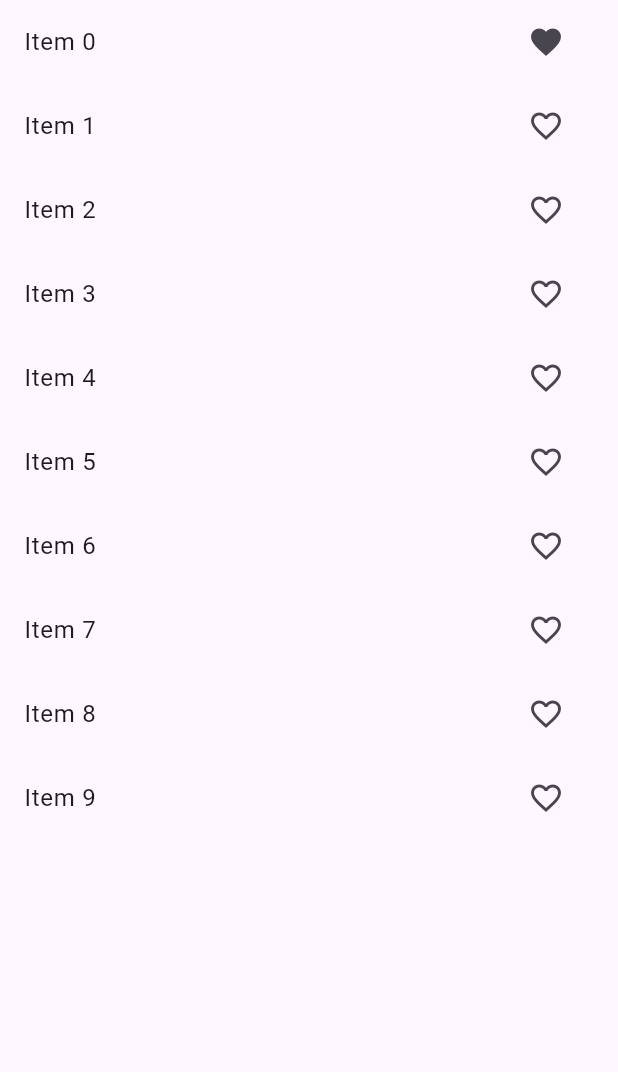
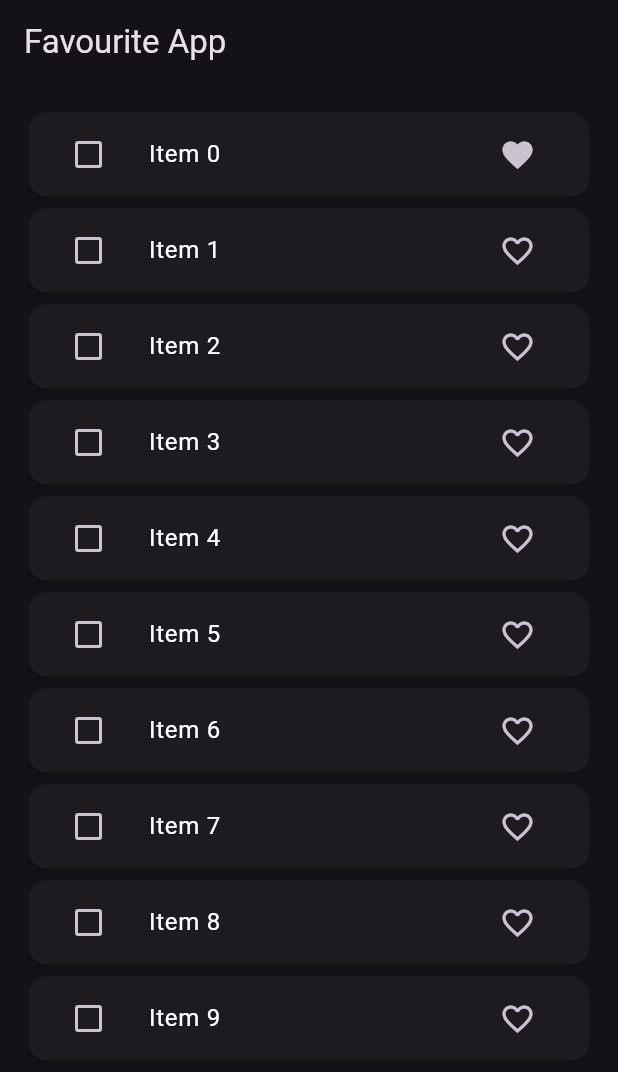
Before and after one commit to axiftaj/FLutter-Bloc-Tutorials, a Flutter app: the screen it shows after launch, after a tap on the "favorite outline" icon, on a phone screen of 412 x 824 dp. Shown: the top 1072 px of the screen. Run offline on Flutter 3.47's test engine with Material 3 defaults, Android fonts, the phone set to English and light mode, and no system bars; our stand-ins replace bloc, equatable, flutter_bloc, formz, image_picker; network calls fail.

Commit message:
delete feature added in todo app

```diff
--- a/lib/bloc/favourite/favourite_bloc.dart
+++ b/lib/bloc/favourite/favourite_bloc.dart
@@ -8,14 +8,27 @@ import '../../repository/favourite_reposiotry.dart';
 class FavouriteBloc extends Bloc<FavouriteEvent, FavouriteState> {
 
   List<FavouriteItemModel> favouriteList = [];
+  List<FavouriteItemModel> tempFavouriteList = [];
+
   FavouriteRepository favouriteRepository ;
 
   FavouriteBloc(this.favouriteRepository) : super(const FavouriteState()) {
     on<FetchFavouriteList>(fetchFavouriteList);
     on<FavouriteItem>(_fetchFavouriteList);
     on<DeleteItem>(deleteItem);
+    on<SelectItem>(selectedItem);
+    on<UnSelectItem>(unSelectItem);
+  }
 
+  void selectedItem(SelectItem events , Emitter<FavouriteState> emit)async{
+    tempFavouriteList.add(events.item);
+    emit(state.copyWith(tempFavouriteList: List.from(tempFavouriteList)));
   }
+  void unSelectItem(UnSelectItem events , Emitter<FavouriteState> emit)async{
+    tempFavouriteList.remove(events.item);
+    emit(state.copyWith(tempFavouriteList: List.from(tempFavouriteList)));
+  }
+
 
   void fetchFavouriteList(FetchFavouriteList events , Emitter<FavouriteState> emit)async{
     favouriteList = await favouriteRepository.fetchItems();
@@ -27,7 +40,6 @@ class FavouriteBloc extends Bloc<FavouriteEvent, FavouriteState> {
   }
 
   void _fetchFavouriteList(FavouriteItem events , Emitter<FavouriteState> emit)async{
-
     final personIndex = favouriteList.indexWhere((person) => person.id == events.item.id);
     favouriteList[personIndex] = events.item;
     emit(state.copyWith(favouriteList: List.from(favouriteList)));
--- a/lib/bloc/favourite/favourite_event.dart
+++ b/lib/bloc/favourite/favourite_event.dart
@@ -19,6 +19,17 @@ class FavouriteItem extends FavouriteEvent {
   FavouriteItem({required this.item}) ;
 }
 
+
+class SelectItem extends FavouriteEvent {
+  FavouriteItemModel item ;
+  SelectItem({required this.item}) ;
+}
+
+class UnSelectItem extends FavouriteEvent {
+  FavouriteItemModel item ;
+  UnSelectItem({required this.item}) ;
+}
+
 class DeleteItem extends FavouriteEvent {
   Object object ;
   DeleteItem({required this.object}) ;
--- a/lib/bloc/favourite/favourite_state.dart
+++ b/lib/bloc/favourite/favourite_state.dart
@@ -7,20 +7,24 @@ enum ListStatus { loading, success, failure }
 class FavouriteState extends Equatable{
 
   final List<FavouriteItemModel> favouriteList ;
+  final List<FavouriteItemModel> tempFavouriteList ;
+
   final ListStatus  listStatus ;
   const FavouriteState({
      this.favouriteList = const  [],
-    this.listStatus = ListStatus.loading
+    this.listStatus = ListStatus.loading,
+    this.tempFavouriteList = const []
   });
 
-  FavouriteState copyWith({ List<FavouriteItemModel>? favouriteList ,ListStatus?  listStatus  }) {
+  FavouriteState copyWith({ List<FavouriteItemModel>? favouriteList ,ListStatus?  listStatus , List<FavouriteItemModel>? tempFavouriteList }) {
     return FavouriteState(
       favouriteList: favouriteList ?? this.favouriteList,
       listStatus: listStatus ?? this.listStatus,
+        tempFavouriteList: tempFavouriteList ?? this.tempFavouriteList
     );
   }
 
   @override
   // TODO: implement props
-  List<Object?> get props => [favouriteList, listStatus];
+  List<Object?> get props => [favouriteList, listStatus, tempFavouriteList];
 }
--- a/lib/main.dart
+++ b/lib/main.dart
@@ -40,7 +40,9 @@ class MyApp extends StatelessWidget {
         ],
         child: MaterialApp(
           title: 'Flutter Demo',
+          themeMode: ThemeMode.dark,
           theme: ThemeData(
+            brightness: Brightness.dark,
             primarySwatch: Colors.blue,
           ),
           home:  FavouriteScreen(),
--- a/lib/view/favourite/favourite_screen.dart
+++ b/lib/view/favourite/favourite_screen.dart
@@ -16,29 +16,67 @@ class FavouriteScreen extends StatefulWidget {
 class _FavouriteScreenState extends State<FavouriteScreen> {
   @override
   Widget build(BuildContext context) {
-    return  Scaffold(
-      body: BlocBuilder<FavouriteBloc , FavouriteState>(
+    return Scaffold(
+      appBar: AppBar(title: const Text('Favourite App'),
+        actions: [
+
+          BlocBuilder<FavouriteBloc, FavouriteState>(
+            buildWhen: (previous, current) =>  previous.tempFavouriteList != current.tempFavouriteList,
+            builder: (context, state) {
+              return Visibility(
+                  visible: state.tempFavouriteList.isNotEmpty ?  true : false ,
+                  child: IconButton(onPressed: () {
+                    for(int i = 0; i < state.tempFavouriteList.length ; i++){
+                      context.read<FavouriteBloc>().add(DeleteItem(object: state.tempFavouriteList[i]));
+                      context.read<FavouriteBloc>().add(UnSelectItem(item: state.tempFavouriteList[i]));
+                    }
+
+                    },
+                      icon: const Icon(Icons.delete_outline))
+              );
+            },
+          )
+        ],
+      ),
+      body: Padding(
+        padding: const EdgeInsets.all(15),
+        child: BlocBuilder<FavouriteBloc, FavouriteState>(
           builder: (BuildContext context, state) {
-          switch(state.listStatus){
+            switch (state.listStatus) {
               case ListStatus.loading:
-              return const Center(child:  CircularProgressIndicator());
+                return const Center(child: CircularProgressIndicator());
               case ListStatus.failure:
                 return const Center(child: Text('error'));
               case ListStatus.success:
                 return ListView.builder(
                     itemCount: state.favouriteList.length,
-                  itemBuilder: (context, index){
-                    return ListTile(
-                      title: Text(state.favouriteList[index].value),
+                    itemBuilder: (context, index) {
+                      return Card(
+                        child: ListTile(
+                          leading: Checkbox(value: state.tempFavouriteList.contains(state.favouriteList[index]) ? true : false,
+                            onChanged: (bool? value) {
+                              FavouriteItemModel item = state.favouriteList[index];
+                              if (value!) {
+                                context.read<FavouriteBloc>().add(SelectItem(item: item));
+                              } else {
+                                context.read<FavouriteBloc>().add(UnSelectItem(item: item));
+                              }
+                            },),
+                          title: Text(state.favouriteList[index].value , style: TextStyle(
+                              decoration: state.tempFavouriteList.contains(state.favouriteList[index])? TextDecoration.lineThrough : TextDecoration.none  ,
+                            color: state.tempFavouriteList.contains(state.favouriteList[index])? Colors.red : Colors.white
+                          ),),
                           trailing: IconButton(
-                        onPressed: (){
-                          FavouriteItemModel item =  state.favouriteList[index];
-
-                          item = item.copyWith(isFavourite:  true);
-                          print(item);
-                          context.read<FavouriteBloc>().add(FavouriteItem(item: FavouriteItemModel(id: item.id, isFavourite: item.isFavourite ? false :true, value:  item.value)));
+                            onPressed: () {
+                              FavouriteItemModel item = state.favouriteList[index];
+                              context.read<FavouriteBloc>().add(FavouriteItem(
+                                  item: FavouriteItemModel(
+                                      id: item.id, isFavourite: item.isFavourite ? false : true,
+                                      value: item.value
+                                  )));
                             },
-                        icon: Icon(state.favouriteList[index].isFavourite ? Icons.favorite:  Icons.favorite_outline),
+                            icon: Icon(state.favouriteList[index].isFavourite ? Icons.favorite : Icons.favorite_outline),
+                          ),
                         ),
                       );
                     }
@@ -47,6 +85,7 @@ class _FavouriteScreenState extends State<FavouriteScreen> {
           },
 
         ),
+      ),
     );
   }
 }
```
Lines whose indentation alone changed are shown as unchanged.
